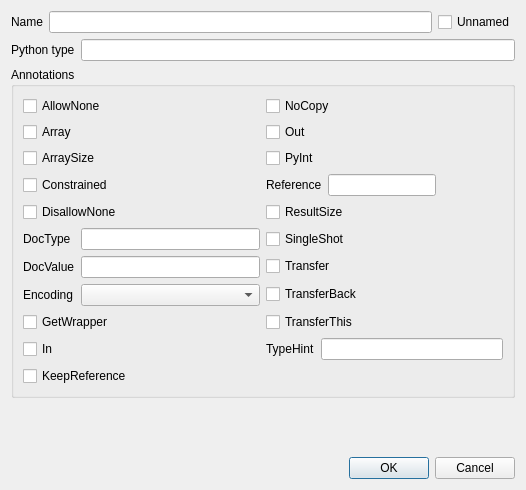
This is metasip/api_editor/Designer/ArgPropertiesBase.ui in Python-SIP/metasip as Qt 5 draws it before an edit. The edited form follows.
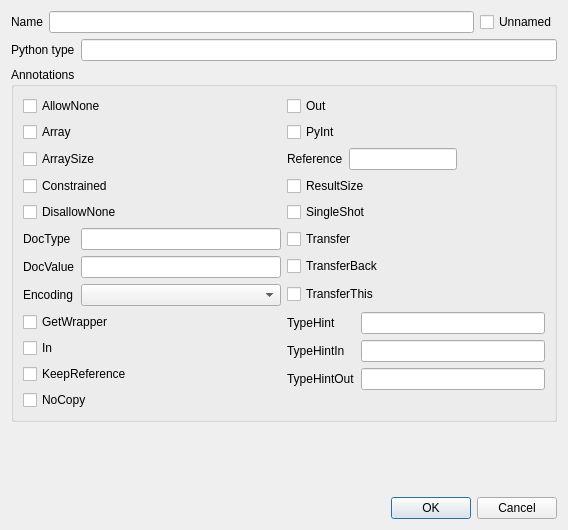
This is the edited form.

Commit message: Added support for /TypeHintIn/ and /TypeHintOut/.

The edit to the form file:
```diff
--- a/metasip/api_editor/Designer/ArgPropertiesBase.ui
+++ b/metasip/api_editor/Designer/ArgPropertiesBase.ui
@@ -6,8 +6,8 @@
    <rect>
     <x>0</x>
     <y>0</y>
-    <width>526</width>
-    <height>490</height>
+    <width>568</width>
+    <height>530</height>
    </rect>
   </property>
   <property name="windowTitle">
@@ -63,9 +63,9 @@
        </widget>
       </item>
       <item row="0" column="1">
-       <widget class="QCheckBox" name="noCopyCb">
+       <widget class="QCheckBox" name="outCb">
         <property name="text">
-         <string>NoCopy</string>
+         <string>Out</string>
         </property>
        </widget>
       </item>
@@ -77,9 +77,9 @@
        </widget>
       </item>
       <item row="1" column="1">
-       <widget class="QCheckBox" name="outCb">
+       <widget class="QCheckBox" name="pyIntCb">
         <property name="text">
-         <string>Out</string>
+         <string>PyInt</string>
         </property>
        </widget>
       </item>
@@ -91,20 +91,6 @@
        </widget>
       </item>
       <item row="2" column="1">
-       <widget class="QCheckBox" name="pyIntCb">
-        <property name="text">
-         <string>PyInt</string>
-        </property>
-       </widget>
-      </item>
-      <item row="3" column="0">
-       <widget class="QCheckBox" name="constrainedCb">
-        <property name="text">
-         <string>Constrained</string>
-        </property>
-       </widget>
-      </item>
-      <item row="3" column="1">
        <layout class="QFormLayout" name="formLayout_2">
         <property name="fieldGrowthPolicy">
          <enum>QFormLayout::FieldsStayAtSizeHint</enum>
@@ -121,6 +107,20 @@
         </item>
        </layout>
       </item>
+      <item row="3" column="0">
+       <widget class="QCheckBox" name="constrainedCb">
+        <property name="text">
+         <string>Constrained</string>
+        </property>
+       </widget>
+      </item>
+      <item row="3" column="1">
+       <widget class="QCheckBox" name="resultSizeCb">
+        <property name="text">
+         <string>ResultSize</string>
+        </property>
+       </widget>
+      </item>
       <item row="4" column="0">
        <widget class="QCheckBox" name="disallowNoneCb">
         <property name="text">
@@ -129,9 +129,9 @@
        </widget>
       </item>
       <item row="4" column="1">
-       <widget class="QCheckBox" name="resultSizeCb">
+       <widget class="QCheckBox" name="singleShotCb">
         <property name="text">
-         <string>ResultSize</string>
+         <string>SingleShot</string>
         </property>
        </widget>
       </item>
@@ -170,26 +170,26 @@
        </layout>
       </item>
       <item row="5" column="1">
-       <widget class="QCheckBox" name="singleShotCb">
-        <property name="text">
-         <string>SingleShot</string>
-        </property>
-       </widget>
-      </item>
-      <item row="6" column="1">
        <widget class="QCheckBox" name="transferCb">
         <property name="text">
          <string>Transfer</string>
         </property>
        </widget>
       </item>
-      <item row="7" column="1">
+      <item row="6" column="1">
        <widget class="QCheckBox" name="transferBackCb">
         <property name="text">
          <string>TransferBack</string>
         </property>
        </widget>
       </item>
+      <item row="7" column="1">
+       <widget class="QCheckBox" name="transferThisCb">
+        <property name="text">
+         <string>TransferThis</string>
+        </property>
+       </widget>
+      </item>
       <item row="8" column="0">
        <widget class="QCheckBox" name="getWrapperCb">
         <property name="text">
@@ -197,21 +197,7 @@
         </property>
        </widget>
       </item>
-      <item row="8" column="1">
-       <widget class="QCheckBox" name="transferThisCb">
-        <property name="text">
-         <string>TransferThis</string>
-        </property>
-       </widget>
-      </item>
-      <item row="9" column="0">
-       <widget class="QCheckBox" name="inCb">
-        <property name="text">
-         <string>In</string>
-        </property>
-       </widget>
-      </item>
-      <item row="9" column="1">
+      <item row="8" column="1" rowspan="4">
        <layout class="QFormLayout" name="formLayout_3">
         <item row="0" column="0">
          <widget class="QLabel" name="label_6">
@@ -223,8 +209,35 @@
         <item row="0" column="1">
          <widget class="QLineEdit" name="typeHint"/>
         </item>
+        <item row="1" column="0">
+         <widget class="QLabel" name="label_7">
+          <property name="text">
+           <string>TypeHintIn</string>
+          </property>
+         </widget>
+        </item>
+        <item row="1" column="1">
+         <widget class="QLineEdit" name="typeHintIn"/>
+        </item>
+        <item row="2" column="0">
+         <widget class="QLabel" name="label_8">
+          <property name="text">
+           <string>TypeHintOut</string>
+          </property>
+         </widget>
+        </item>
+        <item row="2" column="1">
+         <widget class="QLineEdit" name="typeHintOut"/>
+        </item>
        </layout>
       </item>
+      <item row="9" column="0">
+       <widget class="QCheckBox" name="inCb">
+        <property name="text">
+         <string>In</string>
+        </property>
+       </widget>
+      </item>
       <item row="10" column="0">
        <widget class="QCheckBox" name="keepRefCb">
         <property name="text">
@@ -232,6 +245,13 @@
         </property>
        </widget>
       </item>
+      <item row="11" column="0">
+       <widget class="QCheckBox" name="noCopyCb">
+        <property name="text">
+         <string>NoCopy</string>
+        </property>
+       </widget>
+      </item>
      </layout>
     </widget>
    </item>
```
Left out of the diff: 2 changed lines with no effect on the pictures. The commit also changes 3 other files.
